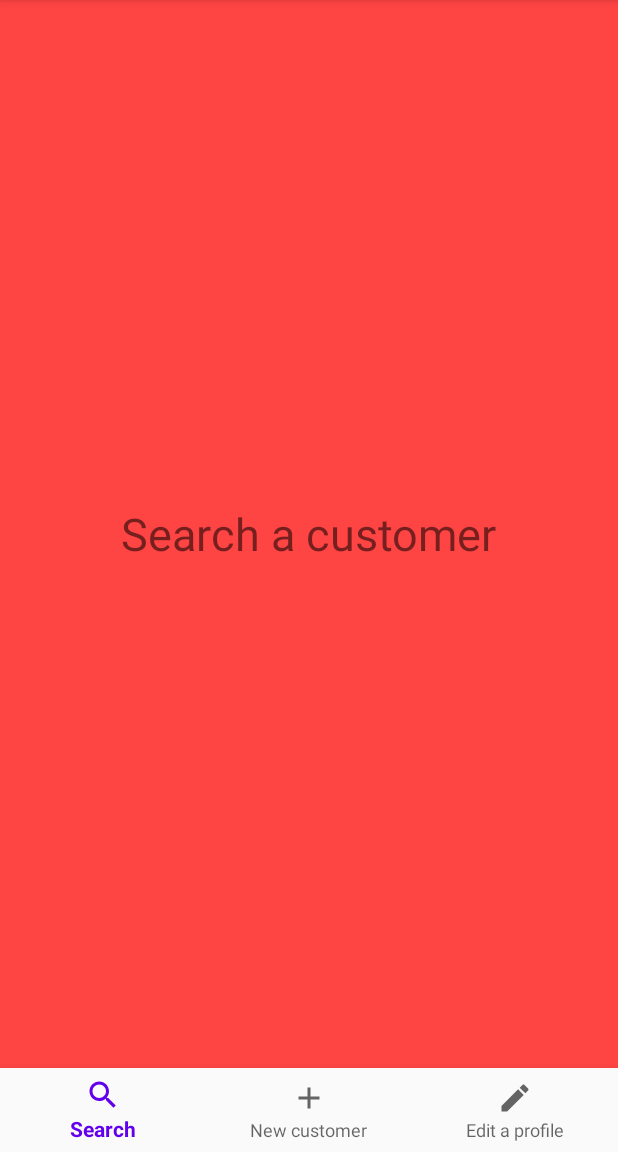
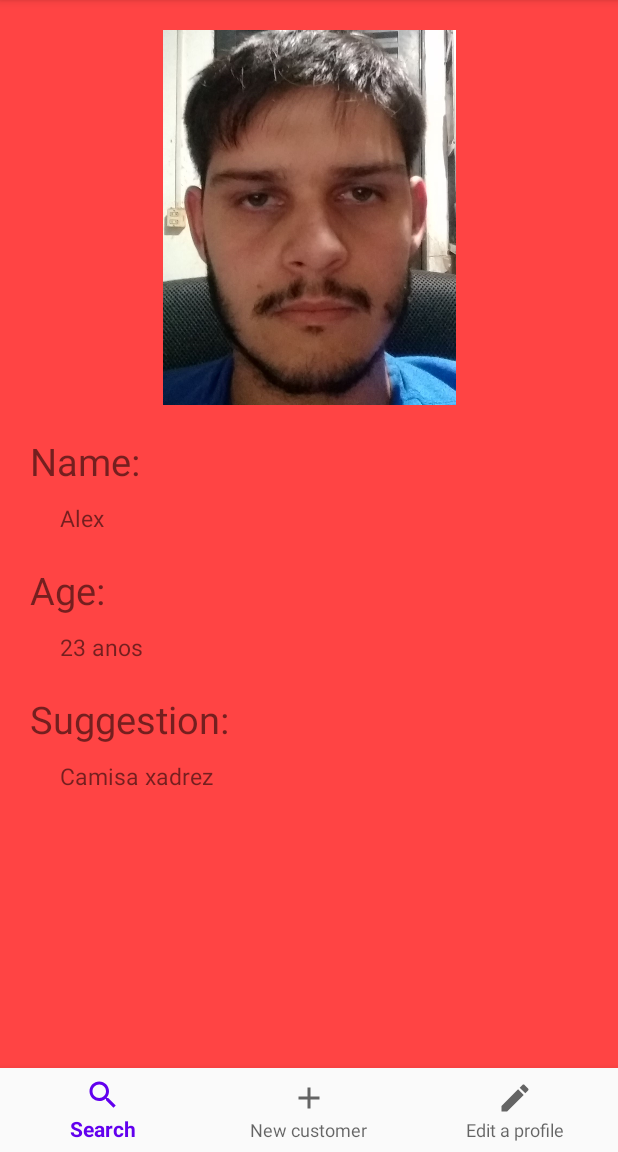
Before and after one commit to alex800125/TCC, an Android app: the screen it shows after launch (MainActivity), on a phone screen of 412 x 824 dp, the part 84-1236 px from its top. Run offline under Robolectric (Android 15) with nearby library versions, the light colour scheme and no system bars.

Commit message:
Initial implementation of Suggestion page;

```diff
--- a/Frontend/app/src/main/java/com/example/frontend/Search.java
+++ b/Frontend/app/src/main/java/com/example/frontend/Search.java
@@ -4,6 +4,7 @@ import android.os.Bundle;
 import android.view.LayoutInflater;
 import android.view.View;
 import android.view.ViewGroup;
+import android.widget.TextView;
 
 import androidx.annotation.NonNull;
 import androidx.annotation.Nullable;
@@ -11,9 +12,25 @@ import androidx.fragment.app.Fragment;
 
 public class Search extends Fragment {
 
+    private View mView;
+
+    private TextView mName;
+    private TextView mAge;
+    private TextView mSuggestion;
+
     @Nullable
     @Override
     public View onCreateView(@NonNull LayoutInflater inflater, @Nullable ViewGroup container, @Nullable Bundle savedInstanceState) {
-        return inflater.inflate(R.layout.search, container, false);
+        View view = inflater.inflate(R.layout.search, container, false);
+        this.mView = view;
+
+        mName = mView.findViewById(R.id.name);
+        mName.setText("Alex");
+        mAge = mView.findViewById(R.id.age);
+        mAge.setText("23" + " anos");
+        mSuggestion = mView.findViewById(R.id.suggestion);
+        mSuggestion.setText("Camisa xadrez");
+
+        return view;
     }
 }
--- a/Frontend/app/src/main/res/layout/search.xml
+++ b/Frontend/app/src/main/res/layout/search.xml
@@ -1,14 +1,94 @@
 <?xml version="1.0" encoding="utf-8"?>
-<RelativeLayout xmlns:android="http://schemas.android.com/apk/res/android"
+<androidx.constraintlayout.widget.ConstraintLayout xmlns:android="http://schemas.android.com/apk/res/android"
+    xmlns:app="http://schemas.android.com/apk/res-auto"
     android:layout_width="match_parent"
     android:layout_height="match_parent"
     android:background="@android:color/holo_red_light">
 
-    <TextView
-        android:layout_width="wrap_content"
-        android:layout_height="wrap_content"
-        android:layout_centerInParent="true"
-        android:text="@string/text_search"
-        android:textSize="30sp" />
+    <ScrollView
+        android:layout_width="match_parent"
+        android:layout_height="match_parent">
 
-</RelativeLayout>
+        <androidx.constraintlayout.widget.ConstraintLayout
+            android:layout_width="match_parent"
+            android:layout_height="wrap_content"
+            android:padding="@dimen/margin_bottom">
+
+            <androidx.appcompat.widget.AppCompatImageView
+                android:id="@+id/preview_image"
+                android:layout_width="@dimen/image_size"
+                android:layout_height="@dimen/image_size"
+                android:src="@drawable/teste"
+                app:layout_constraintLeft_toLeftOf="parent"
+                app:layout_constraintRight_toRightOf="parent"
+                app:layout_constraintTop_toTopOf="parent" />
+
+            <!-- Name -->
+            <TextView
+                android:id="@+id/name_txt"
+                android:layout_width="wrap_content"
+                android:layout_height="wrap_content"
+                android:layout_marginTop="@dimen/margin_top"
+                android:text="@string/text_name"
+                android:textSize="@dimen/txt_font_size"
+                app:layout_constraintLeft_toLeftOf="parent"
+                app:layout_constraintTop_toBottomOf="@id/preview_image" />
+
+            <TextView
+                android:id="@+id/name"
+                android:layout_width="wrap_content"
+                android:layout_height="wrap_content"
+                android:layout_marginStart="@dimen/margin_txt_item_start"
+                android:layout_marginTop="@dimen/margin_txt_top"
+                android:text="@string/text_name"
+                android:textSize="@dimen/txt_item_font_size"
+                app:layout_constraintLeft_toLeftOf="parent"
+                app:layout_constraintTop_toBottomOf="@id/name_txt" />
+
+            <!-- Age -->
+            <TextView
+                android:id="@+id/age_txt"
+                android:layout_width="wrap_content"
+                android:layout_height="wrap_content"
+                android:layout_marginTop="@dimen/margin_top"
+                android:text="@string/text_age"
+                android:textSize="@dimen/txt_font_size"
+                app:layout_constraintLeft_toLeftOf="parent"
+                app:layout_constraintTop_toBottomOf="@id/name" />
+
+            <TextView
+                android:id="@+id/age"
+                android:layout_width="wrap_content"
+                android:layout_height="wrap_content"
+                android:layout_marginStart="@dimen/margin_txt_item_start"
+                android:layout_marginTop="@dimen/margin_txt_top"
+                android:text="@string/text_age"
+                android:textSize="@dimen/txt_item_font_size"
+                app:layout_constraintLeft_toLeftOf="parent"
+                app:layout_constraintTop_toBottomOf="@id/age_txt" />
+
+            <!-- Suggestion -->
+            <TextView
+                android:id="@+id/suggestion_txt"
+                android:layout_width="wrap_content"
+                android:layout_height="wrap_content"
+                android:layout_marginTop="@dimen/margin_top"
+                android:text="@string/text_suggestion"
+                android:textSize="@dimen/txt_font_size"
+                app:layout_constraintLeft_toLeftOf="parent"
+                app:layout_constraintTop_toBottomOf="@id/age" />
+
+            <TextView
+                android:id="@+id/suggestion"
+                android:layout_width="wrap_content"
+                android:layout_height="wrap_content"
+                android:layout_marginStart="@dimen/margin_txt_item_start"
+                android:layout_marginTop="@dimen/margin_txt_top"
+                android:text="@string/text_suggestion"
+                android:textSize="@dimen/txt_item_font_size"
+                app:layout_constraintLeft_toLeftOf="parent"
+                app:layout_constraintTop_toBottomOf="@id/suggestion_txt" />
+
+        </androidx.constraintlayout.widget.ConstraintLayout>
+    </ScrollView>
+</androidx.constraintlayout.widget.ConstraintLayout>
--- /dev/null
+++ b/Frontend/app/src/main/res/values/dimens.xml
@@ -0,0 +1,10 @@
+<?xml version="1.0" encoding="utf-8"?>
+<resources>
+    <dimen name="margin_txt_item_start">20dp</dimen>
+    <dimen name="margin_txt_top">10dp</dimen>
+    <dimen name="margin_top">20dp</dimen>
+    <dimen name="margin_bottom">20dp</dimen>
+    <dimen name="image_size">250dp</dimen>
+    <dimen name="txt_font_size">25sp</dimen>
+    <dimen name="txt_item_font_size">15sp</dimen>
+</resources>
--- a/Frontend/app/src/main/res/values/strings.xml
+++ b/Frontend/app/src/main/res/values/strings.xml
@@ -3,6 +3,9 @@
 
     <string name="title_search">Search</string>
     <string name="text_search">Search a customer</string>
+    <string name="text_name">Name:</string>
+    <string name="text_age">Age:</string>
+    <string name="text_suggestion">Suggestion:</string>
 
     <string name="title_create">New customer</string>
     <string name="text_create">Create a new customer profile</string>
```
Also changed, not shown: Frontend/app/src/main/res/drawable/teste.jpg (added).
